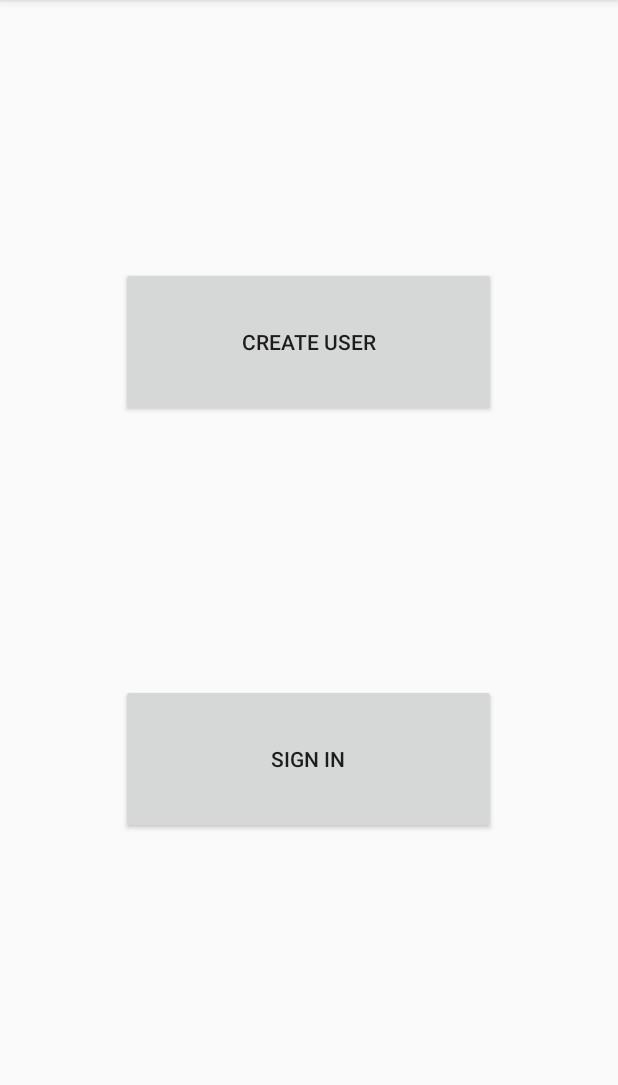
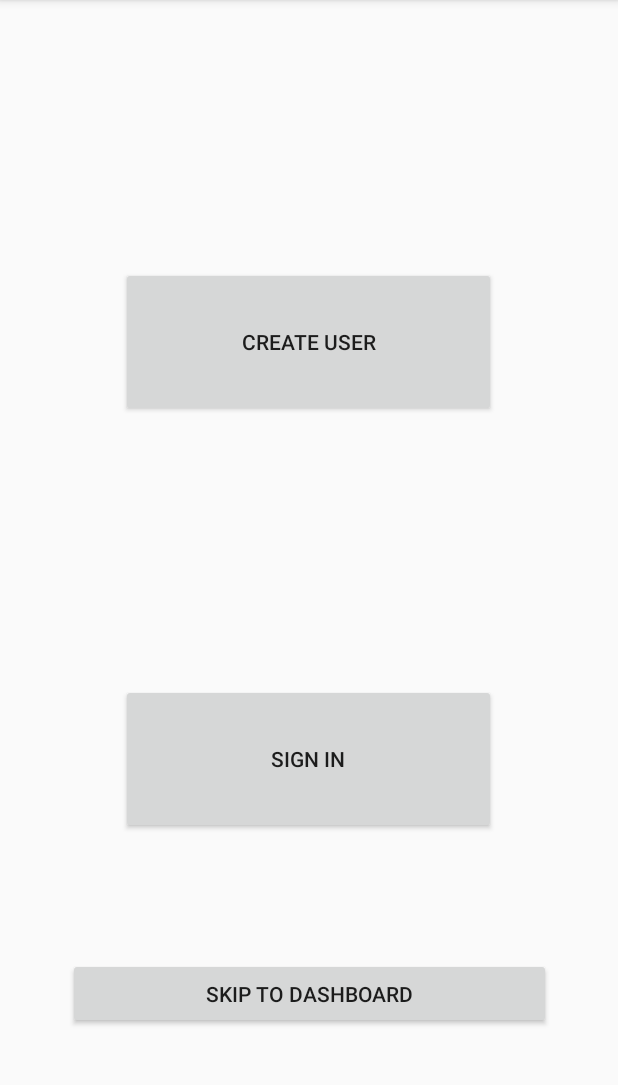
Before and after one commit to FelixLiu2000/MiniGames, an Android app: the screen it shows after launch (AppStartActivity), on a phone screen of 412 x 824 dp, the part 84-1169 px from its top. Run offline under Robolectric (Android 15) with nearby library versions, the phone set to English and light mode, and no system bars.

Commit message:
Added back skip to dashboard button for testing.

```diff
--- a/phase2/UofTGame/app/src/main/java/com/group0611/uoftgame/activities/AppStartActivity.java
+++ b/phase2/UofTGame/app/src/main/java/com/group0611/uoftgame/activities/AppStartActivity.java
@@ -29,8 +29,7 @@ public class AppStartActivity extends AppCompatActivity implements Serializable
 
     Button buttonCreateUserPage = findViewById(R.id.appStartCreateUserButton);
     Button buttonLogInUserPage = findViewById(R.id.appStartLogInButton);
-    //skip to dashboard only used for testing purposes
-    // Button buttonSkipToDashboard = findViewById(R.id.appStartSkipToDashboardButton);
+    Button buttonSkipToDashboard = findViewById(R.id.appStartSkipToDashboardButton);
 
     buttonCreateUserPage.setOnClickListener(
         new View.OnClickListener() {
@@ -51,15 +50,15 @@ public class AppStartActivity extends AppCompatActivity implements Serializable
             }
     );
 
-//    buttonSkipToDashboard.setOnClickListener(
-//            new View.OnClickListener() {
-//              public void onClick(View v) {
-//                appManager.createPlayer("Test", "Dummy", "UNT", "PWT");
-//                Intent intentAppStartToDashboard = new Intent(AppStartActivity.this, GameDashboardActivity.class);
-//                intentAppStartToDashboard.putExtra("appManager", appManager);
-//                startActivity(intentAppStartToDashboard);
-//              }
-//            });
+    buttonSkipToDashboard.setOnClickListener(
+            new View.OnClickListener() {
+              public void onClick(View v) {
+                appManager.createPlayer("Test", "Dummy", "UNT", "PWT");
+                Intent intentAppStartToDashboard = new Intent(AppStartActivity.this, GameDashboardActivity.class);
+                intentAppStartToDashboard.putExtra("appManager", appManager);
+                startActivity(intentAppStartToDashboard);
+              }
+            });
 
     // THIS IS NEEDED ON APP START UP!
     checkFilePermissions();
--- a/phase2/UofTGame/app/src/main/res/layout/activity_app_start.xml
+++ b/phase2/UofTGame/app/src/main/res/layout/activity_app_start.xml
@@ -35,8 +35,8 @@
         android:layout_width="322dp"
         android:layout_height="47dp"
         android:text="@string/skip_to_dashboard"
-        android:enabled="false"
-        android:visibility="invisible"
+        android:enabled="true"
+        android:visibility="visible"
         app:layout_constraintBottom_toBottomOf="parent"
         app:layout_constraintEnd_toEndOf="parent"
         app:layout_constraintStart_toStartOf="parent"
```
